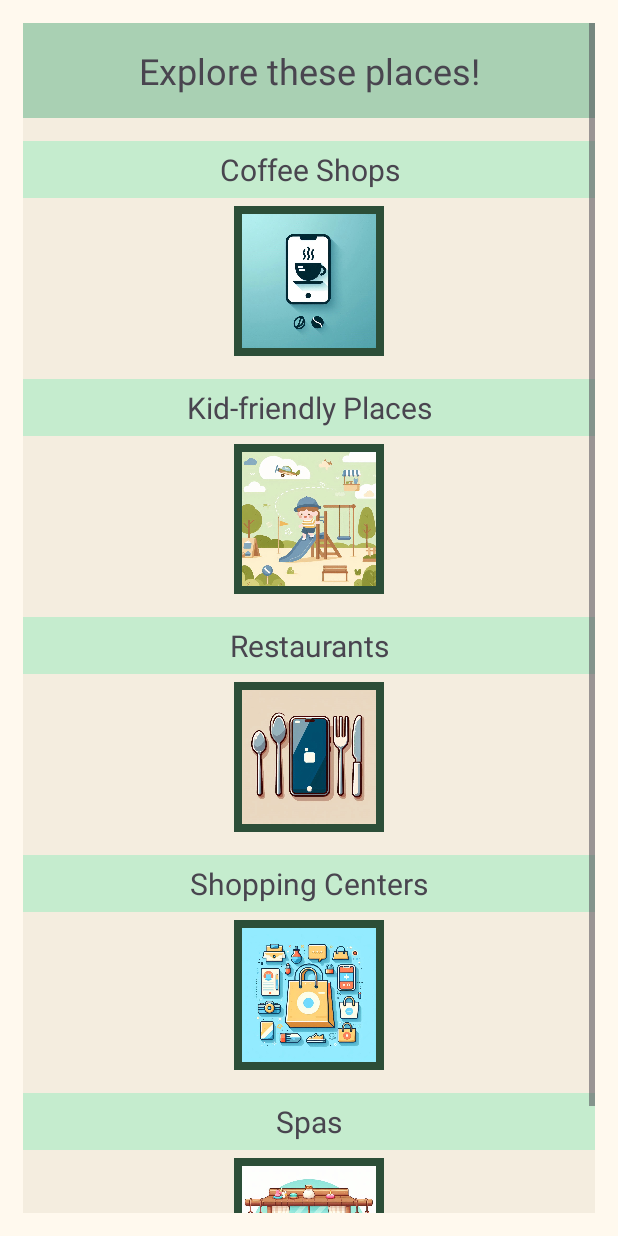
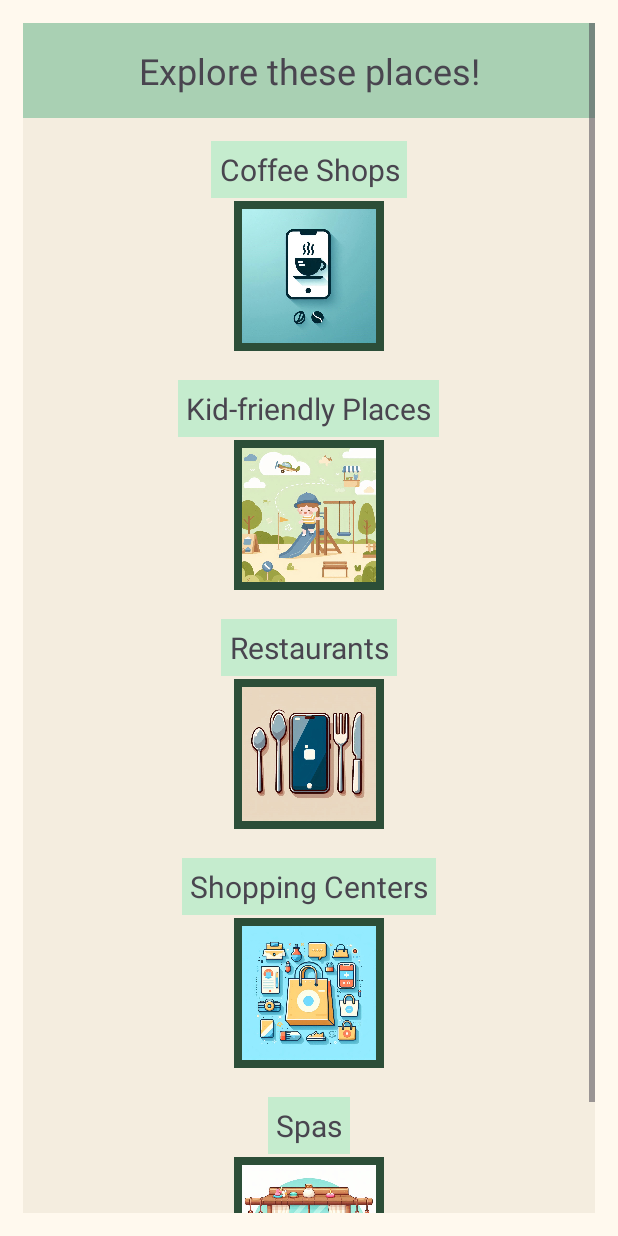
Before and after one commit to ChrisPaoloSab-it/cc17-3k-sab-itcpc-act7, an Android app: the MainActivity screen opened directly, with no data from a screen before it, on a phone screen of 412 x 824 dp. Run offline under Robolectric (Android 15) with nearby library versions, the phone set to English and light mode, and no system bars.

Commit message:
removed other fragments, experimenting on using one layout to display all the recommendations

```diff
--- a/app/src/main/AndroidManifest.xml
+++ b/app/src/main/AndroidManifest.xml
@@ -56,6 +56,11 @@
             android:exported="true">
         </activity>
 
+        <activity
+            android:name=".ShopDetailsActivity"
+            android:exported="true">
+        </activity>
+
     </application>
 
 </manifest>
--- a/app/src/main/java/com/example/mycity/MainActivity.kt
+++ b/app/src/main/java/com/example/mycity/MainActivity.kt
@@ -47,9 +47,5 @@ class MainActivity : AppCompatActivity() {
             val intent = Intent(this, ShoppingActivity::class.java)
             startActivity(intent)
         }
-
-
-
-
     }
 }
--- a/app/src/main/res/layout/activity_main.xml
+++ b/app/src/main/res/layout/activity_main.xml
@@ -42,12 +42,13 @@
 
             <TextView
                 android:id="@+id/coffeeCategoryText"
-                android:layout_width="match_parent"
+                android:layout_width="wrap_content"
                 android:layout_height="wrap_content"
                 android:background="@color/md_theme_tertiaryFixed"
                 android:padding="5dp"
                 android:text="@string/coffee_shops"
                 android:textAlignment="center"
+                android:layout_gravity="center"
                 android:textSize="20sp" />
 
             <ImageView
@@ -58,13 +59,13 @@
                 android:background="@color/md_theme_onTertiaryFixedVariant"
                 android:contentDescription="@string/coffee_shop_image"
                 android:padding="5dp"
-                android:layout_marginBottom="15dp"
-                android:layout_marginTop="5dp"
+                android:layout_marginBottom="19dp"
+                android:layout_marginTop="2dp"
                 app:srcCompat="@drawable/coffee_city_app" />
 
             <TextView
                 android:id="@+id/kidCategoryText"
-                android:layout_width="match_parent"
+                android:layout_width="wrap_content"
                 android:layout_height="wrap_content"
                 android:layout_gravity="center"
                 android:background="@color/md_theme_tertiaryFixed"
@@ -81,13 +82,13 @@
                 android:background="@color/md_theme_onTertiaryFixedVariant"
                 android:contentDescription="@string/kid_friendly_image"
                 android:padding="5dp"
-                android:layout_marginBottom="15dp"
-                android:layout_marginTop="5dp"
+                android:layout_marginBottom="19dp"
+                android:layout_marginTop="2dp"
                 app:srcCompat="@drawable/kids_city_app" />
 
             <TextView
                 android:id="@+id/restaurantCategoryText"
-                android:layout_width="match_parent"
+                android:layout_width="wrap_content"
                 android:layout_height="wrap_content"
                 android:layout_gravity="center"
                 android:background="@color/md_theme_tertiaryFixed"
@@ -104,13 +105,13 @@
                 android:background="@color/md_theme_onTertiaryFixedVariant"
                 android:contentDescription="@string/kid_friendly_image"
                 android:padding="5dp"
-                android:layout_marginBottom="15dp"
-                android:layout_marginTop="5dp"
+                android:layout_marginBottom="19dp"
+                android:layout_marginTop="2dp"
                 app:srcCompat="@drawable/resto_city_app" />
 
             <TextView
                 android:id="@+id/shoppingCategoryText"
-                android:layout_width="match_parent"
+                android:layout_width="wrap_content"
                 android:layout_height="wrap_content"
                 android:layout_gravity="center"
                 android:background="@color/md_theme_tertiaryFixed"
@@ -127,13 +128,13 @@
                 android:background="@color/md_theme_onTertiaryFixedVariant"
                 android:contentDescription="@string/kid_friendly_image"
                 android:padding="5dp"
-                android:layout_marginBottom="15dp"
-                android:layout_marginTop="5dp"
+                android:layout_marginBottom="19dp"
+                android:layout_marginTop="2dp"
                 app:srcCompat="@drawable/shopping_city_app" />
 
             <TextView
                 android:id="@+id/spaCategoryText"
-                android:layout_width="match_parent"
+                android:layout_width="wrap_content"
                 android:layout_height="wrap_content"
                 android:layout_gravity="center"
                 android:background="@color/md_theme_tertiaryFixed"
@@ -150,8 +151,8 @@
                 android:background="@color/md_theme_onTertiaryFixedVariant"
                 android:contentDescription="@string/kid_friendly_image"
                 android:padding="5dp"
-                android:layout_marginBottom="15dp"
-                android:layout_marginTop="5dp"
+                android:layout_marginBottom="19dp"
+                android:layout_marginTop="2dp"
                 app:srcCompat="@drawable/spa_city_app" />
 
         </LinearLayout>
--- a/app/src/main/res/values/strings.xml
+++ b/app/src/main/res/values/strings.xml
@@ -54,4 +54,7 @@
     <string name="shop2">Abanao Square Mall</string>
     <string name="shopimage3">Shop 3</string>
     <string name="shop3">Baguio Center Mall</string>
+    <string name="pvmallText">The Porta Vaga Mall is a small shopping destination close to the Baguio Cathedral, it stands along the famous Session Road and is a popular spot for a both the young and old. It hosts a lot of local merchants known throughout Baguio City. It has a great view of Session Road too.</string>
+    <string name="centermallText">The Baguio Center Mall is one of the oldest shopping destinations in the city. It has been a go to of many residents. Much like other public areas in the city, it is located near the public market and is close to some of the biggest universities in the city.</string>
+    <string name="abanaoText">Abanao Square is a place where locals visit before heading home after work, its proximity to the Baguio City Public Market makes it suitable to catch up with friends or relatives before heading home together. It has a pharmacy, a bookstore, and some restaurants. Try to visit this place to experience the Baguio local scene.</string>
 </resources>
```
Also changed, not shown: app/src/main/java/com/example/mycity/Display.kt (added, +25 -0 lines), app/src/main/java/com/example/mycity/ShoppingActivity.kt (+30 -1 lines), app/src/main/res/layout/details_layout.xml (added, +39 -0 lines), app/src/main/res/drawable/abanaomall.png (added), app/src/main/res/drawable/centermall.png (added), app/src/main/res/drawable/pvmall.png (added).
